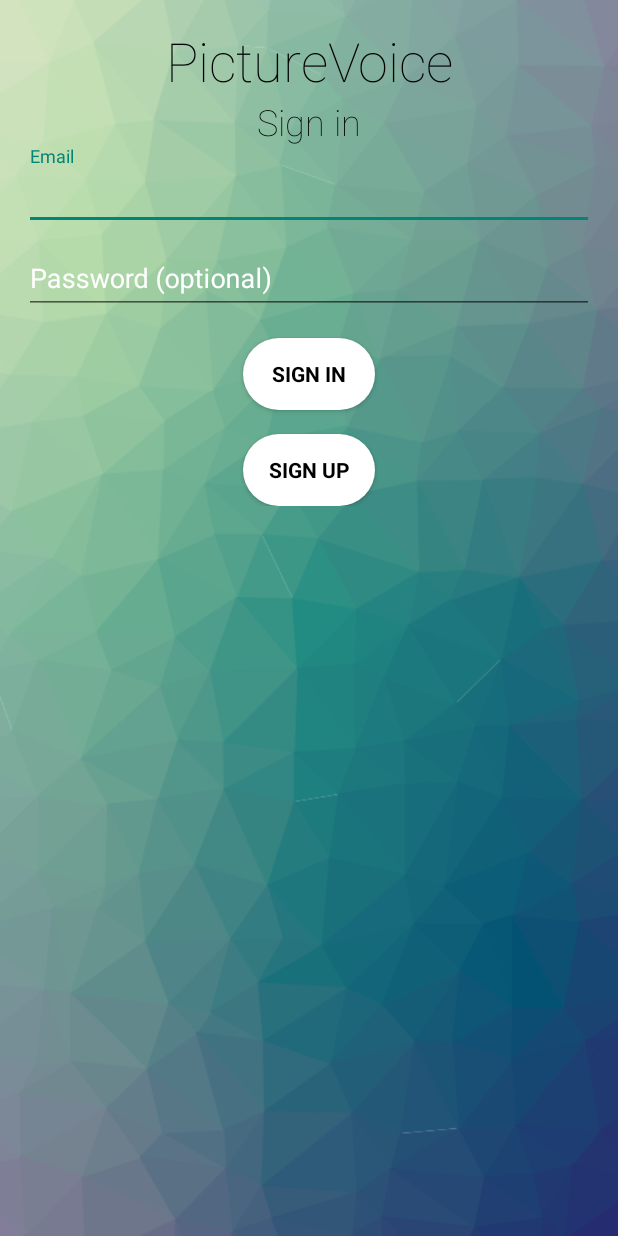
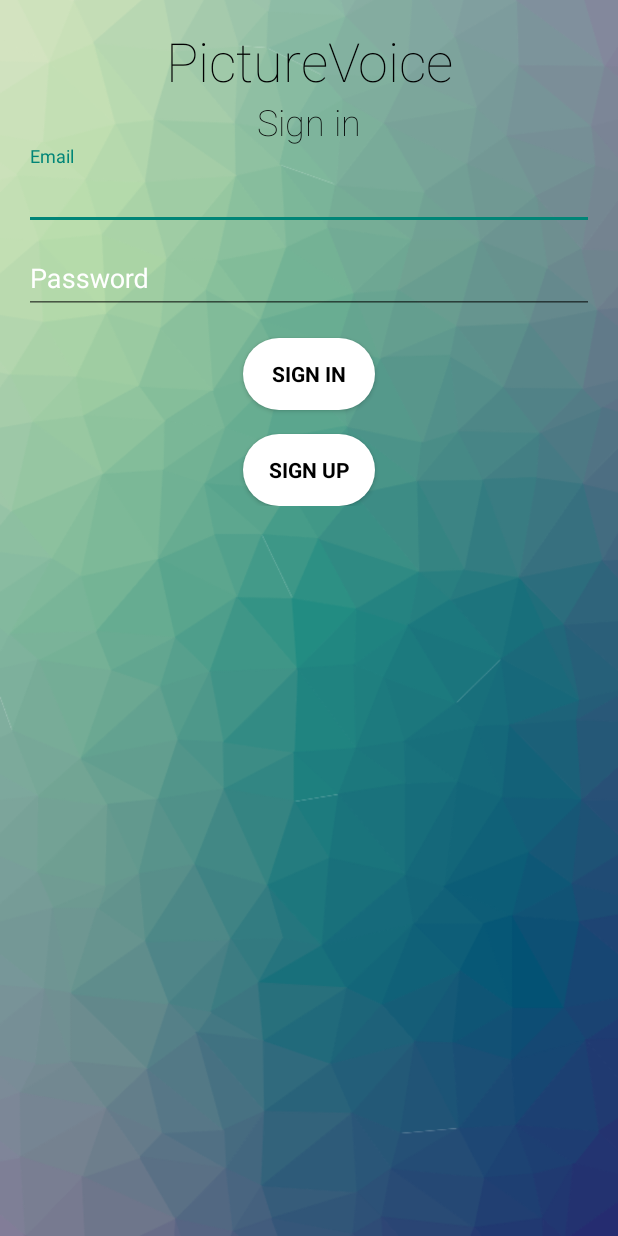
Before and after one commit to martinbacs/PictureVoice, an Android app: the screen it shows after launch (LoginActivity), on a phone screen of 412 x 824 dp. Run offline under Robolectric (Android 15) with nearby library versions, the light colour scheme and no system bars; our stand-ins replace Firebase (no records; nobody signed in at launch, a user with empty details on screens opened directly).

Commit message:
name blabla

```diff
--- a/app/src/main/res/values/strings.xml
+++ b/app/src/main/res/values/strings.xml
@@ -3,7 +3,7 @@
     <string name="title_activity_login">Sign in</string>
     <!-- Strings related to login -->
     <string name="prompt_email">Email</string>
-    <string name="prompt_password">Password (optional)</string>
+    <string name="prompt_password">Password</string>
     <string name="action_sign_in">Sign in or register</string>
     <string name="action_sign_in_short">Sign in</string>
     <string name="error_invalid_email">This email address is invalid</string>
```
Also changed, not shown: app/src/main/java/application/picturevoice/activities/MainActivity.java (+14 -3 lines).
